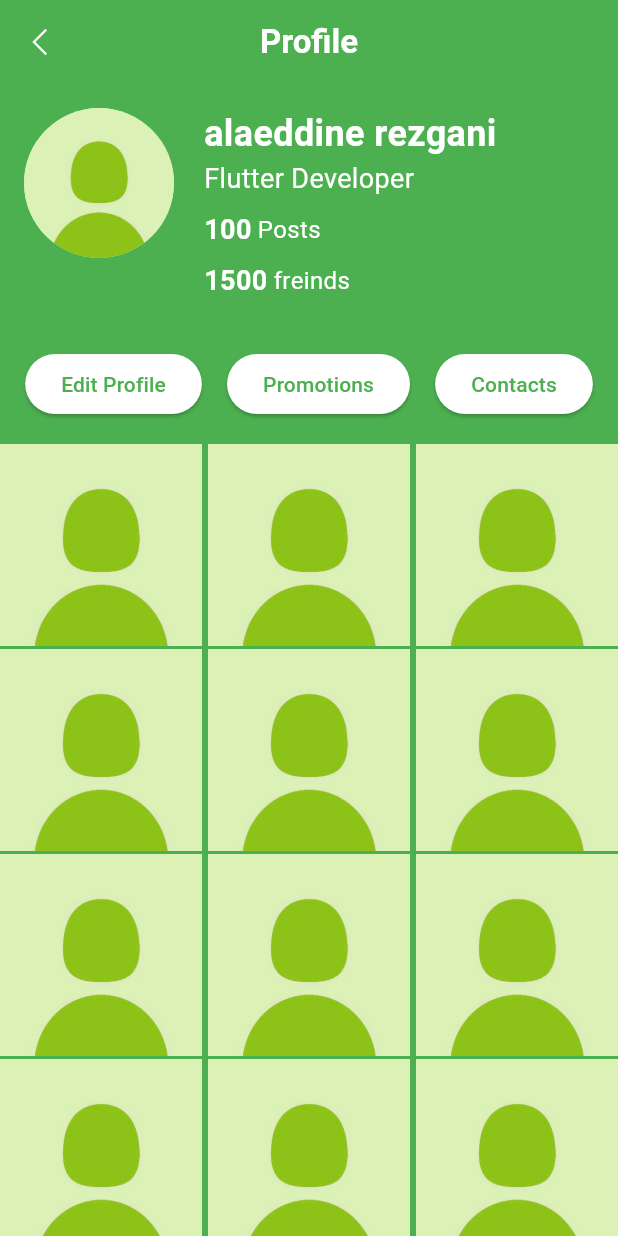
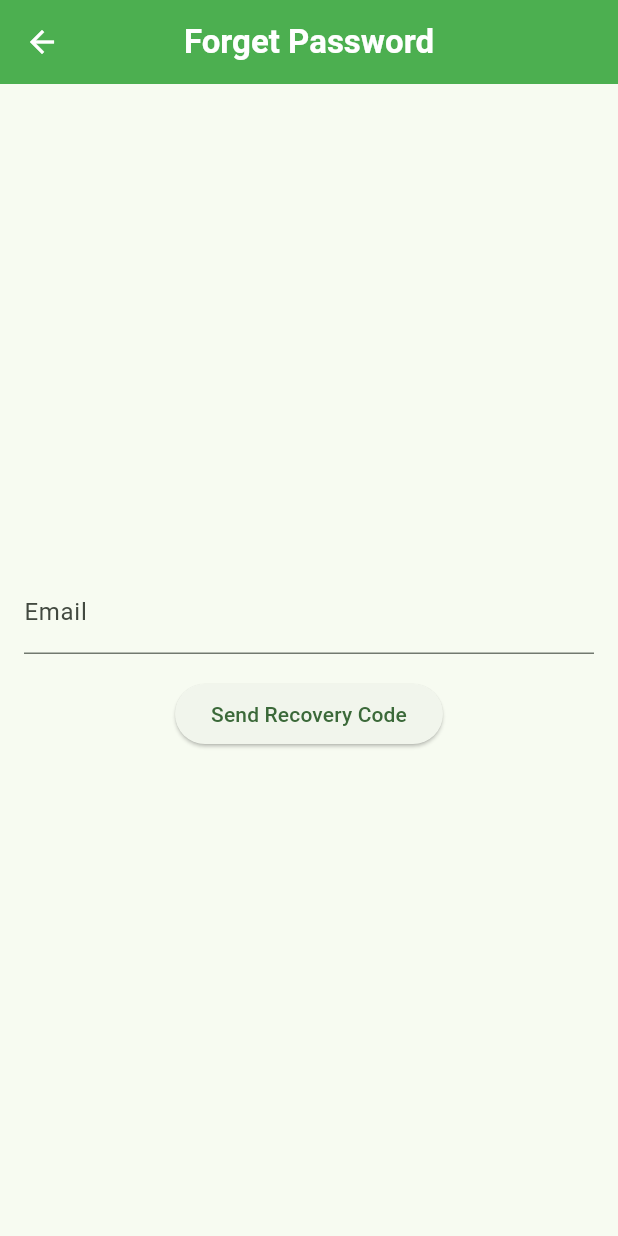
Before and after one commit to aladinrzg/SkyGreen, a Flutter app: the screen it shows after launch, on a phone screen of 412 x 824 dp. Run offline on Flutter 3.47's test engine with Material 2 defaults, Android fonts, the light colour scheme and no system bars; our stand-ins replace image_picker, line_awesome_flutter, local_auth, shared_preferences, snippet_coder_utils.

Commit message:
forget paswword first try success

```diff
--- a/lib/main.dart
+++ b/lib/main.dart
@@ -1,4 +1,5 @@
 import 'package:flutter/material.dart';
+import 'package:sky_green/screens/forget_password_screen.dart';
 import 'package:sky_green/screens/friend_list_screen.dart';
 import 'package:sky_green/screens/login_screen.dart';
 import 'package:sky_green/screens/profile_grid.dart';
@@ -6,8 +7,9 @@ import 'package:sky_green/screens/profile_screen.dart';
 import 'package:sky_green/screens/register_screen.dart';
 import 'package:sky_green/screens/splash_screen.dart';
 import 'package:sky_green/screens/updateProfile_screen.dart';
+import 'package:sky_green/screens/verification_screen.dart';
 
-Widget _defaultHome = const ProfileGrid();
+Widget _defaultHome = ForgetPasswordScreen();
 
 void main() {
   runApp(const MyApp());
@@ -27,9 +29,11 @@ class MyApp extends StatelessWidget {
       ),
       routes: {
         '/': (context) => _defaultHome,
+        '/forget': (context) => ForgetPasswordScreen(),
         '/friends': (context) => FriendListScreen(),
         '/grid': (context) => ProfileGrid(),
         '/login': (context) => LoginScreen(),
+        '/splash': (context) => SplashScreen(),
         '/register': (context) => RegisterScreen(),
         '/profile': (context) => ProfileScreen(),
         '/updateProfile': (context) => UpdateProfileScreen(),
--- /dev/null
+++ b/lib/screens/forget_password_screen.dart
@@ -0,0 +1,73 @@
+import 'package:flutter/material.dart';
+import 'dart:convert';
+import 'package:http/http.dart' as http;
+import 'package:sky_green/screens/verification_screen.dart';
+
+class ForgetPasswordScreen extends StatelessWidget {
+  final TextEditingController emailController = TextEditingController();
+
+  void sendRecoveryCode(BuildContext context) async {
+    final String apiUrl = 'http://10.0.2.2:9090/user/sendRecoveryCode';
+
+    final response = await http.post(
+      Uri.parse(apiUrl),
+      headers: {'Content-Type': 'application/json'},
+      body: jsonEncode({'email': emailController.text}),
+    );
+
+    if (response.statusCode == 200) {
+      Navigator.push(
+        context,
+        MaterialPageRoute(
+          builder: (context) => VerificationScreen(email: emailController.text),
+        ),
+      );
+    } else {
+      // Handle error, show a snackbar, or any other user feedback
+      print('Error sending recovery code');
+    }
+  }
+
+  @override
+  Widget build(BuildContext context) {
+    return Scaffold(
+      appBar: AppBar(
+        backgroundColor: Colors.green,
+        leading: IconButton(
+          onPressed: () {
+            Navigator.pop(context);
+          },
+          icon: const Icon(
+            Icons.arrow_back,
+            color: Colors.white,
+          ),
+        ),
+        title: Text(
+          "Forget Password",
+          style: TextStyle(
+            fontWeight: FontWeight.bold,
+            color: Colors.white,
+          ),
+        ),
+        centerTitle: true,
+      ),
+      body: Padding(
+        padding: const EdgeInsets.all(16.0),
+        child: Column(
+          mainAxisAlignment: MainAxisAlignment.center,
+          children: [
+            TextField(
+              controller: emailController,
+              decoration: InputDecoration(labelText: 'Email'),
+            ),
+            SizedBox(height: 16),
+            ElevatedButton(
+              onPressed: () => sendRecoveryCode(context),
+              child: Text('Send Recovery Code'),
+            ),
+          ],
+        ),
+      ),
+    );
+  }
+}
```
Also changed, not shown: lib/screens/create_new_password_screen.dart (added, +91 -0 lines), lib/screens/verification_screen.dart (added, +95 -0 lines).
